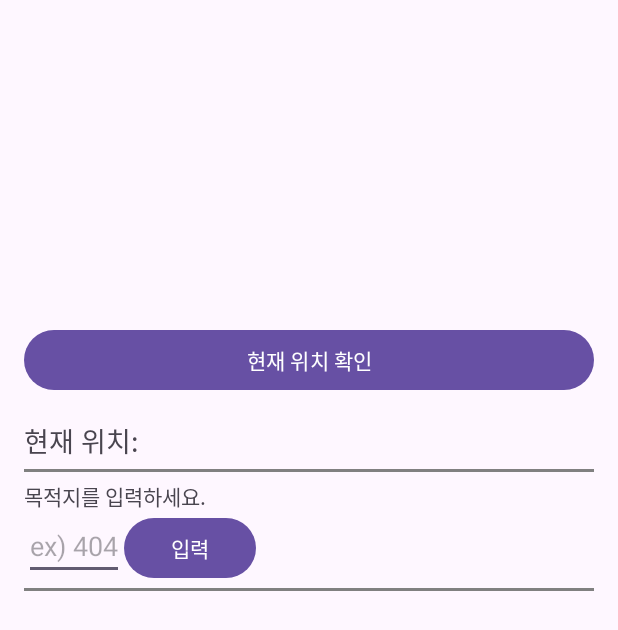
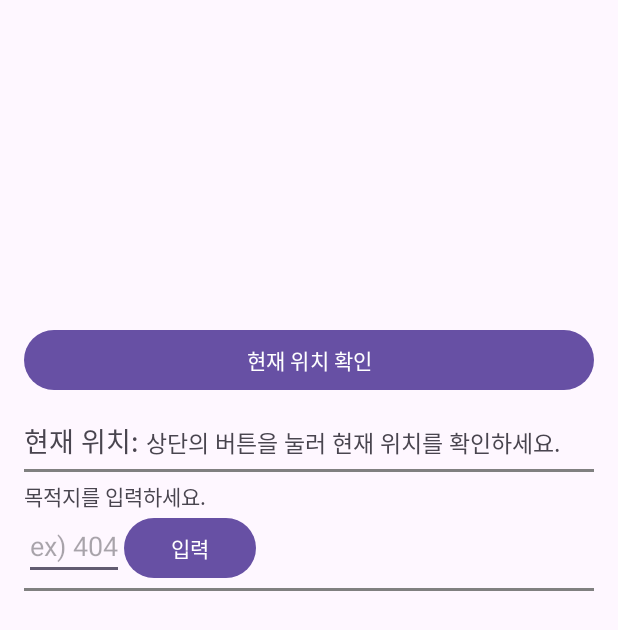
Before and after one commit to GC-IOT-TermProject-11/UserApp, an Android app: the screen it shows after launch (MainActivity), after a tap on "현재 위치 확인", on a phone screen of 412 x 824 dp. Shown: the top 630 px of the screen. Run offline under Robolectric (Android 15) with nearby library versions, the phone set to English and light mode, and no system bars; 3 statements that could not run were skipped.

Commit message:
정상적으로 처리되면 현재위치 떠야함

```diff
--- a/app/src/main/java/com/example/userapp/MainActivity.java
+++ b/app/src/main/java/com/example/userapp/MainActivity.java
@@ -7,6 +7,7 @@ import android.net.wifi.WifiManager;
 import android.os.Bundle;
 import android.view.View;
 import android.widget.Button;
+import android.widget.TextView;
 import android.widget.Toast;
 
 import androidx.annotation.NonNull;
@@ -17,14 +18,17 @@ import androidx.core.content.ContextCompat;
 import org.json.JSONArray;
 import org.json.JSONException;
 import org.json.JSONObject;
+
+import java.io.IOException;
+import java.util.List;
+
+import okhttp3.Call;
+import okhttp3.Callback;
 import okhttp3.MediaType;
 import okhttp3.OkHttpClient;
 import okhttp3.Request;
 import okhttp3.RequestBody;
 import okhttp3.Response;
-
-import java.io.IOException;
-import java.util.List;
 
 public class MainActivity extends AppCompatActivity {
 
@@ -32,7 +36,7 @@ public class MainActivity extends AppCompatActivity {
 
     private WifiManager wifiManager;
     private Button scanButton;
-
+    private TextView currLocation;
     @Override
     protected void onCreate(Bundle savedInstanceState) {
         super.onCreate(savedInstanceState);
@@ -76,13 +80,6 @@ public class MainActivity extends AppCompatActivity {
 
         wifiManager.startScan();
         if (ActivityCompat.checkSelfPermission(this, Manifest.permission.ACCESS_FINE_LOCATION) != PackageManager.PERMISSION_GRANTED) {
-            // TODO: Consider calling
-            //    ActivityCompat#requestPermissions
-            // here to request the missing permissions, and then overriding
-            //   public void onRequestPermissionsResult(int requestCode, String[] permissions,
-            //                                          int[] grantResults)
-            // to handle the case where the user grants the permission. See the documentation
-            // for ActivityCompat#requestPermissions for more details.
             return;
         }
         List<ScanResult> scanResults = wifiManager.getScanResults();
@@ -113,16 +110,8 @@ public class MainActivity extends AppCompatActivity {
         String jsonData = dataObject.toString();
 
         sendDataToServer(jsonData);
-//        //스캔되는지 테스트
-//        for (ScanResult result : scanResults) {
-//            String ssid = result.SSID;
-//            String bssid = result.BSSID;
-//            int signalStrength = result.level;
-//            // 여기에서 원하는 출력 형태로 조정할 수 있습니다.
-//            String output = "BSSID: " + bssid + ", SSID: " + ssid + ", Signal Strength: " + signalStrength + "dBm";
-//            System.out.println(output);
-//        }
     }
+
     private void sendDataToServer(String jsonData) {
         OkHttpClient client = new OkHttpClient();
         MediaType mediaType = MediaType.parse("application/json; charset=utf-8");
@@ -133,18 +122,40 @@ public class MainActivity extends AppCompatActivity {
                 .post(requestBody)
                 .build();
 
-        try {
-            Response response = client.newCall(request).execute();
-            if (response.isSuccessful()) {
-                String responseBody = response.body().string();
-                // 서버 응답 처리
-                // ...
-            } else {
-                // 서버 응답 실패 처리
-                // ...
+        client.newCall(request).enqueue(new Callback() {
+            @Override
+            public void onResponse(@NonNull Call call, @NonNull Response response) throws IOException {
+                if (response.isSuccessful()) {
+                    String responseBody = response.body().string();
+                    // 서버 응답 처리
+                    runOnUiThread(() -> {
+                        try {
+                            JSONObject json = new JSONObject(responseBody);
+                            String predictions = json.getString("predictions");
+                            String serverResponse = predictions;
+                            currLocation=findViewById(R.id.resultTextView);
+                            currLocation.setText(serverResponse);
+                        } catch (JSONException e) {
+                            e.printStackTrace();
+                            // JSON 파싱 오류 처리
+                        }
+                    });
+                } else {
+                    // 서버 응답 실패 처리
+                    runOnUiThread(() -> {
+                        Toast.makeText(MainActivity.this, "Failed to send data to server.", Toast.LENGTH_SHORT).show();
+                    });
+                }
             }
-        } catch (IOException e) {
-            e.printStackTrace();
-        }
+
+            @Override
+            public void onFailure(@NonNull Call call, @NonNull IOException e) {
+                e.printStackTrace();
+                // 서버 요청 실패 처리
+                runOnUiThread(() -> {
+                    Toast.makeText(MainActivity.this, "Failed to send data to server.", Toast.LENGTH_SHORT).show();
+                });
+            }
+        });
     }
 }
--- a/app/src/main/res/layout/set_locations.xml
+++ b/app/src/main/res/layout/set_locations.xml
@@ -13,20 +13,29 @@
         android:layout_marginTop="200dp"
         android:layout_marginBottom="16dp"
         android:text="현재 위치 확인" />
-
+<LinearLayout
+    android:id="@+id/currLocationLayout"
+    android:layout_width="wrap_content"
+    android:layout_height="wrap_content"
+    android:layout_below="@id/currentLocationButton"
+    android:orientation="horizontal">
+    <TextView
+        android:layout_width="wrap_content"
+        android:layout_height="wrap_content"
+        android:text="현재 위치: "
+        android:textSize="18sp" />
     <TextView
         android:id="@+id/resultTextView"
-        android:layout_width="match_parent"
+        android:layout_width="wrap_content"
         android:layout_height="wrap_content"
-        android:layout_below="@id/currentLocationButton"
-        android:text="현재 위치:"
-        android:textSize="18sp" />
-
+        android:text="상단의 버튼을 눌러 현재 위치를 확인하세요."
+        android:textSize="15sp" />
+</LinearLayout>
     <View
         android:id="@+id/hr"
         android:layout_width="match_parent"
         android:layout_height="2dp"
-        android:layout_below="@id/resultTextView"
+        android:layout_below="@id/currLocationLayout"
         android:layout_marginVertical="5dp"
         android:background="@color/gray" />
 
@@ -59,10 +68,5 @@
         android:layout_below="@id/destTextView"
         android:layout_marginVertical="5dp"
         android:background="@color/gray" />
-    <ListView
-        android:layout_below="@+id/hr2"
-        android:id="@+id/listView"
-        android:layout_weight="1"
-        android:layout_width="match_parent"
-        android:layout_height="wrap_content" />
+
 </RelativeLayout>
```
